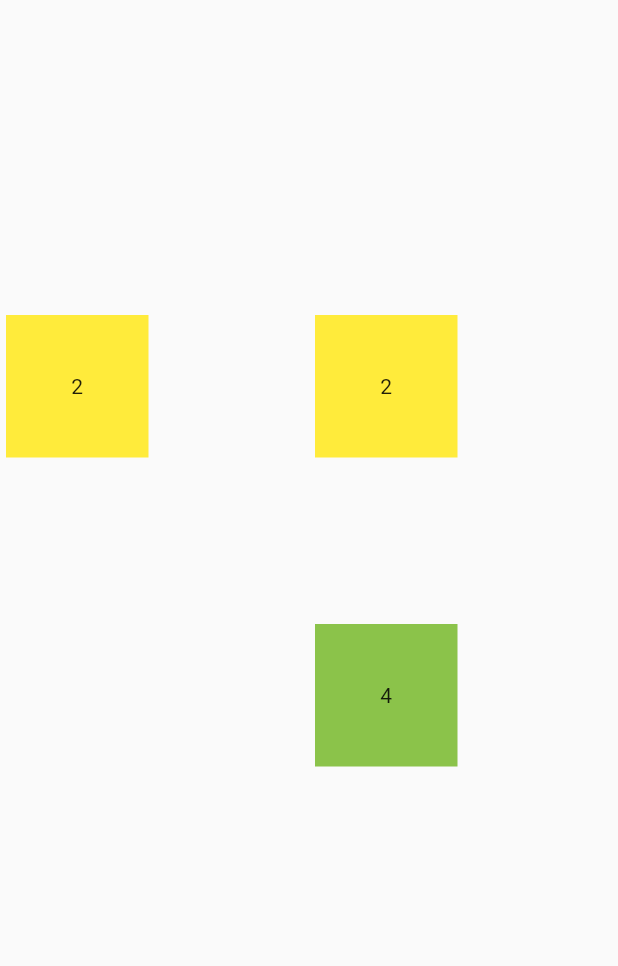
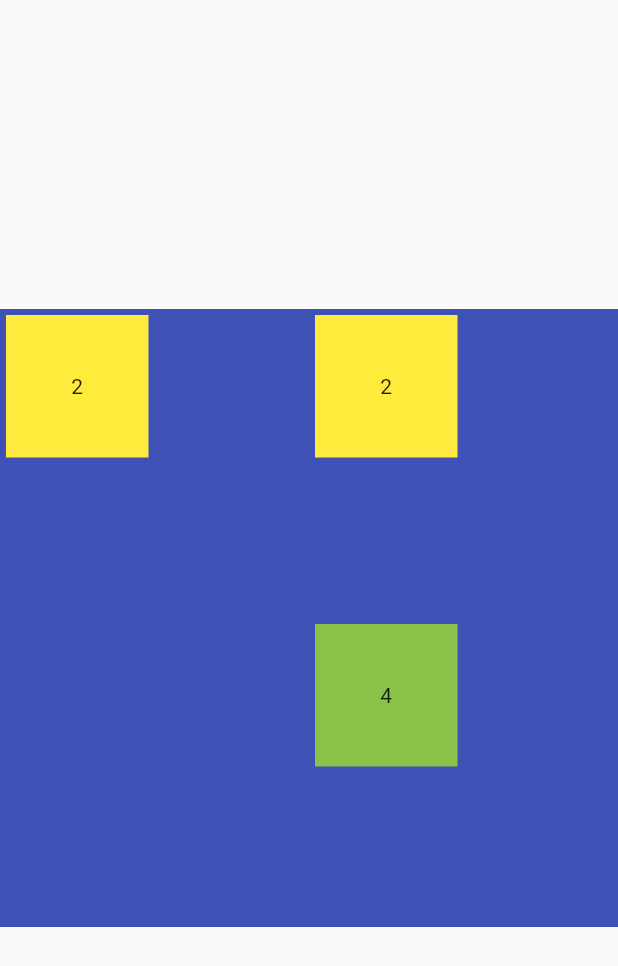
Before and after one commit to amirh/indux, a Flutter app: the screen it shows after launch, on a phone screen of 412 x 824 dp. Shown: the top 966 px of the screen. Run offline on Flutter 3.47's test engine with Material 2 defaults, Android fonts, the phone set to English and light mode, and no system bars.

Commit message:
add background color to the board

```diff
--- a/examples/2048/lib/main.dart
+++ b/examples/2048/lib/main.dart
@@ -16,7 +16,11 @@ class App2048 extends StatelessWidget {
         theme: new ThemeData(
           primarySwatch: Colors.blue,
         ),
-        home: new Scaffold(body: new Center(child: new Game())),
+        home: new Scaffold(
+          body: new Center(
+            child: _addBackgroundColor(new Game()),
+          ),
+        ),
       ),
     );
   }
@@ -45,3 +49,10 @@ class Game extends StatelessWidget {
     );
   }
 }
+
+Widget _addBackgroundColor(Widget child) {
+  return new Container(
+    child: child,
+    color: Colors.indigo,
+  );
+}
```
